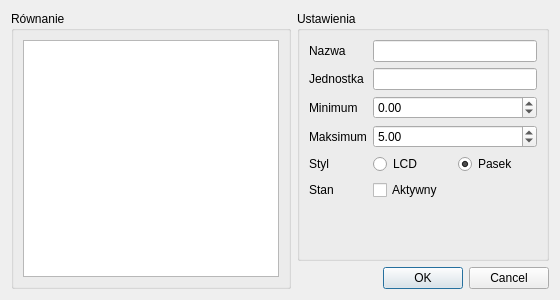
This is interface/sensordialog.ui in Kuszki/AVR-Sensors as Qt 5 draws it before an edit. The edited form follows.
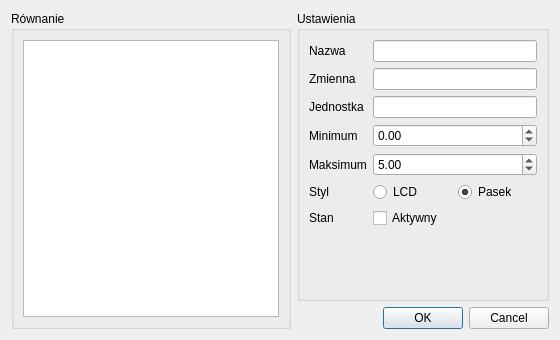
This is the edited form. Icons and pictures are not drawn.

```diff
--- a/interface/sensordialog.ui
+++ b/interface/sensordialog.ui
@@ -7,13 +7,13 @@
     <x>0</x>
     <y>0</y>
     <width>560</width>
-    <height>300</height>
+    <height>340</height>
    </rect>
   </property>
   <property name="minimumSize">
    <size>
     <width>560</width>
-    <height>300</height>
+    <height>340</height>
    </size>
   </property>
   <property name="windowTitle">
@@ -81,24 +81,24 @@
       <item row="0" column="1">
        <widget class="QLineEdit" name="Name"/>
       </item>
-      <item row="1" column="0">
+      <item row="2" column="0">
        <widget class="QLabel" name="labelType">
         <property name="text">
          <string>Jednostka</string>
         </property>
        </widget>
       </item>
-      <item row="1" column="1">
+      <item row="2" column="1">
        <widget class="QLineEdit" name="Type"/>
       </item>
-      <item row="2" column="0">
+      <item row="3" column="0">
        <widget class="QLabel" name="labelMin">
         <property name="text">
          <string>Minimum</string>
         </property>
        </widget>
       </item>
-      <item row="2" column="1">
+      <item row="3" column="1">
        <widget class="QDoubleSpinBox" name="Min">
         <property name="minimum">
          <double>-1000.000000000000000</double>
@@ -111,14 +111,14 @@
         </property>
        </widget>
       </item>
-      <item row="3" column="0">
+      <item row="4" column="0">
        <widget class="QLabel" name="labelMax">
         <property name="text">
          <string>Maksimum</string>
         </property>
        </widget>
       </item>
-      <item row="3" column="1">
+      <item row="4" column="1">
        <widget class="QDoubleSpinBox" name="Max">
         <property name="minimum">
          <double>-1000.000000000000000</double>
@@ -131,14 +131,14 @@
         </property>
        </widget>
       </item>
-      <item row="4" column="0">
+      <item row="5" column="0">
        <widget class="QLabel" name="labelStyle">
         <property name="text">
          <string>Styl</string>
         </property>
        </widget>
       </item>
-      <item row="4" column="1">
+      <item row="5" column="1">
        <layout class="QHBoxLayout" name="horizontalLayout">
         <item>
          <widget class="QRadioButton" name="StyleLCD">
@@ -159,20 +159,30 @@
         </item>
        </layout>
       </item>
-      <item row="5" column="1">
+      <item row="6" column="1">
        <widget class="QCheckBox" name="Enabled">
         <property name="text">
          <string>Aktywny</string>
         </property>
        </widget>
       </item>
-      <item row="5" column="0">
+      <item row="6" column="0">
        <widget class="QLabel" name="labelEnabled">
         <property name="text">
          <string>Stan</string>
         </property>
        </widget>
       </item>
+      <item row="1" column="0">
+       <widget class="QLabel" name="labelVar">
+        <property name="text">
+         <string>Zmienna</string>
+        </property>
+       </widget>
+      </item>
+      <item row="1" column="1">
+       <widget class="QLineEdit" name="Variable"/>
+      </item>
      </layout>
     </widget>
    </item>
```
Left out of the diff: 21 changed lines with no effect on the pictures.
